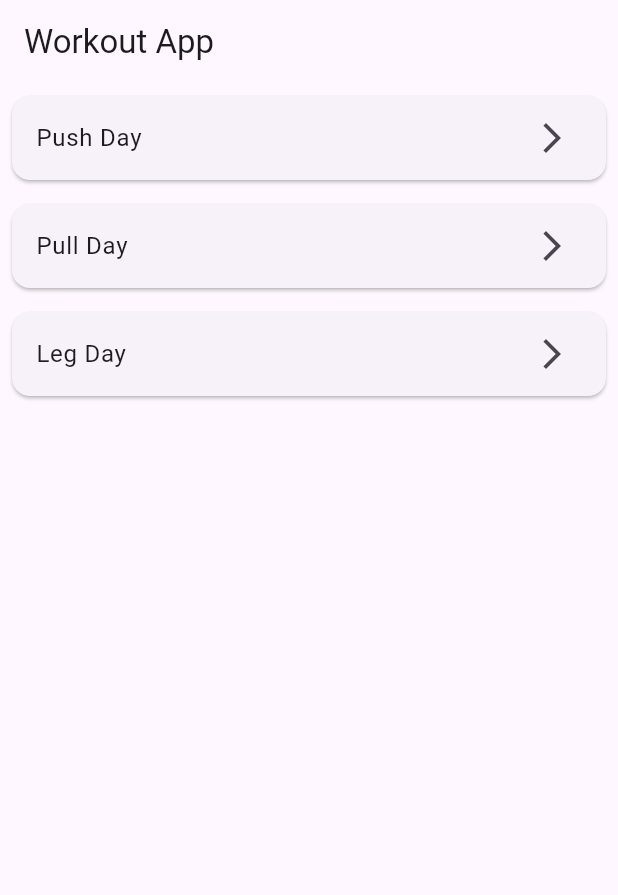
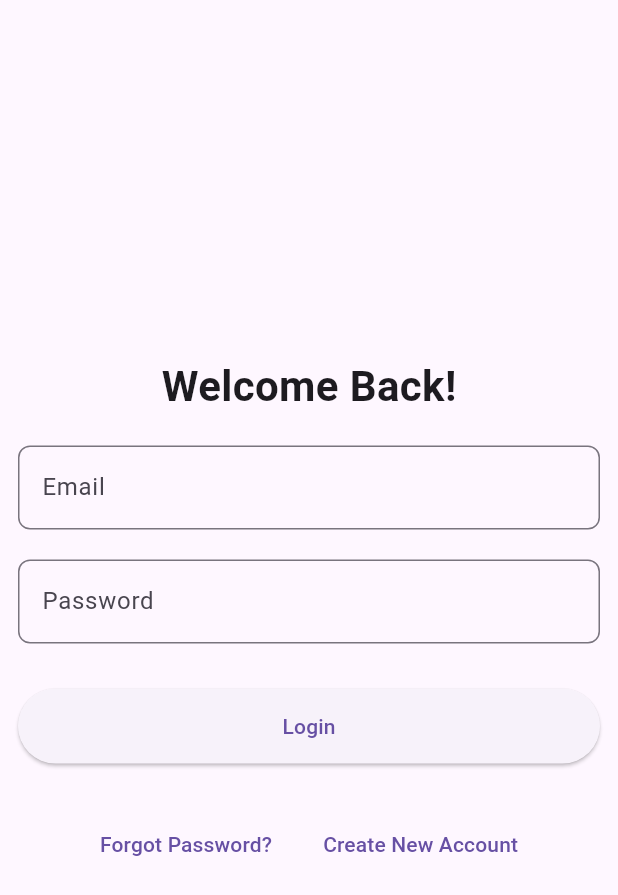
Before and after one commit to SahilKumar9009/Workout-App-ui, a Flutter app: the screen it shows after launch, on a phone screen of 412 x 824 dp. Shown: the top 895 px of the screen. Run offline on Flutter 3.47's test engine with Material 3 defaults, Android fonts, the phone set to English and light mode, and no system bars.

Commit message:
added more Changes

```diff
--- a/lib/main.dart
+++ b/lib/main.dart
@@ -1,4 +1,5 @@
 import 'package:flutter/material.dart';
+import 'package:workout_app/screens/Login.dart';
 
 void main() {
   runApp(const WorkoutApp());
@@ -10,80 +11,12 @@ class WorkoutApp extends StatelessWidget {
   @override
   Widget build(BuildContext context) {
     return MaterialApp(
+      debugShowCheckedModeBanner: false,
       title: 'Workout App',
       theme: ThemeData(
         primarySwatch: Colors.blue,
       ),
-      home: const HomeScreen(),
+      home:  LoginScreen(),
     );
   }
 }
-
-// Home Screen
-class HomeScreen extends StatelessWidget {
-  const HomeScreen({super.key});
-
-  final List<String> workouts = const [
-    'Push Day',
-    'Pull Day',
-    'Leg Day',
-  ];
-
-  @override
-  Widget build(BuildContext context) {
-    return Scaffold(
-      appBar: AppBar(title: const Text('Workout App')),
-      body: ListView.builder(
-        itemCount: workouts.length,
-        itemBuilder: (context, index) {
-          return Card(
-            margin: const EdgeInsets.all(8),
-            child: ListTile(
-              title: Text(workouts[index]),
-              trailing: const Icon(Icons.arrow_forward_ios),
-              onTap: () {
-                Navigator.push(
-                  context,
-                  MaterialPageRoute(
-                    builder: (context) =>
-                        WorkoutDetailScreen(workoutName: workouts[index]),
-                  ),
-                );
-              },
-            ),
-          );
-        },
-      ),
-    );
-  }
-}
-
-// Workout Detail Screen
-class WorkoutDetailScreen extends StatelessWidget {
-  final String workoutName;
-  const WorkoutDetailScreen({super.key, required this.workoutName});
-
-  final Map<String, List<String>> exercises = const {
-    'Push Day': ['Push-ups', 'Bench Press', 'Shoulder Press'],
-    'Pull Day': ['Pull-ups', 'Deadlift', 'Rows'],
-    'Leg Day': ['Squats', 'Lunges', 'Leg Press'],
-  };
-
-  @override
-  Widget build(BuildContext context) {
-    final List<String> workoutExercises = exercises[workoutName] ?? [];
-
-    return Scaffold(
-      appBar: AppBar(title: Text(workoutName)),
-      body: ListView.builder(
-        itemCount: workoutExercises.length,
-        itemBuilder: (context, index) {
-          return ListTile(
-            leading: const Icon(Icons.fitness_center),
-            title: Text(workoutExercises[index]),
-          );
-        },
-      ),
-    );
-  }
-}
--- /dev/null
+++ b/lib/screens/Detail.dart
@@ -0,0 +1,30 @@
+import 'package:flutter/material.dart';
+
+class WorkoutDetailScreen extends StatelessWidget {
+  final String workoutName;
+  const WorkoutDetailScreen({super.key, required this.workoutName});
+
+  final Map<String, List<String>> exercises = const {
+    'Push Day': ['Push-ups', 'Bench Press', 'Shoulder Press'],
+    'Pull Day': ['Pull-ups', 'Deadlift', 'Rows'],
+    'Leg Day': ['Squats', 'Lunges', 'Leg Press'],
+  };
+
+  @override
+  Widget build(BuildContext context) {
+    final List<String> workoutExercises = exercises[workoutName] ?? [];
+
+    return Scaffold(
+      appBar: AppBar(title: Text(workoutName)),
+      body: ListView.builder(
+        itemCount: workoutExercises.length,
+        itemBuilder: (context, index) {
+          return ListTile(
+            leading: const Icon(Icons.fitness_center),
+            title: Text(workoutExercises[index]),
+          );
+        },
+      ),
+    );
+  }
+}
--- /dev/null
+++ b/lib/screens/Home.dart
@@ -0,0 +1,41 @@
+import 'package:flutter/material.dart';
+import 'package:workout_app/screens/Detail.dart';
+
+class HomeScreen extends StatelessWidget {
+  const HomeScreen({super.key});
+
+  final List<String> workouts = const [
+    'Push Day',
+    'Pull Day',
+    'Leg Day',
+  ];
+
+  @override
+  Widget build(BuildContext context) {
+    return Scaffold(
+      appBar: AppBar(title: const Text('Workout App')),
+      body: ListView.builder(
+        itemCount: workouts.length,
+        itemBuilder: (context, index) {
+          return Card(
+            margin: const EdgeInsets.all(8),
+            child: ListTile(
+              title: Text(workouts[index]),
+              trailing: const Icon(Icons.arrow_forward_ios),
+              onTap: () {
+             Navigator.push(
+                  context,
+                  MaterialPageRoute(
+                    builder: (context) => WorkoutDetailScreen(
+                      workoutName: workouts[index],
+                    ),
+                  ),
+                );
+              },
+            ),
+          );
+        },
+      ),
+    );
+  }
+}
--- /dev/null
+++ b/lib/screens/Login.dart
@@ -0,0 +1,92 @@
+import 'package:flutter/material.dart';
+import 'home.dart';
+
+class LoginScreen extends StatefulWidget {
+  const LoginScreen({super.key});
+
+  @override
+  State<LoginScreen> createState() => _LoginScreenState();
+}
+
+class _LoginScreenState extends State<LoginScreen> {
+  final TextEditingController emailController = TextEditingController();
+  final TextEditingController passwordController = TextEditingController();
+
+  @override
+  Widget build(BuildContext context) {
+    return Scaffold(
+      body: Center(
+        child: Padding(
+          padding: const EdgeInsets.all(12.0),
+          child: Column(
+            mainAxisAlignment: MainAxisAlignment.center,
+            children: [
+              const Text(
+                'Welcome Back!',
+                style: TextStyle(
+                  fontSize: 28,
+                  fontWeight: FontWeight.bold,
+                ),
+              ),
+              const SizedBox(height: 20),
+              TextField(
+                controller: emailController,
+                decoration: InputDecoration(
+                  labelText: 'Email',
+                  hintText: 'Enter your email',
+                  border: OutlineInputBorder(
+                    borderRadius: BorderRadius.circular(8),
+                  ),
+                ),
+              ),
+              const SizedBox(height: 20),
+              TextField(
+                controller: passwordController,
+                obscureText: true,
+                decoration: InputDecoration(
+                  labelText: 'Password',
+                  hintText: 'Enter your Password',
+                  border: OutlineInputBorder(
+                    borderRadius: BorderRadius.circular(8),
+                  ),
+                ),
+              ),
+              const SizedBox(height: 30),
+              SizedBox(
+                width: double.infinity,
+                height: 50,
+                child: ElevatedButton(
+                  onPressed: () {
+
+                    Navigator.push(
+                      context,
+                      MaterialPageRoute(
+                        builder: (context) => const HomeScreen(),
+                      ),
+                    );
+                  },
+                  child: const Text('Login'),
+                ),
+              ),
+              const SizedBox(height: 30),
+              Row(
+                mainAxisAlignment: MainAxisAlignment.center,
+                children: [
+                  TextButton(
+                    onPressed: () {},
+                    child: const Text('Forgot Password?'),
+                  ),
+                  const SizedBox(width: 10),
+                  TextButton(
+                    onPressed: () {},
+                    child: const Text('Create New Account'),
+                  ),
+                ],
+              )
+            ],
+          ),
+        ),
+      ),
+    );
+  }
+}
```
